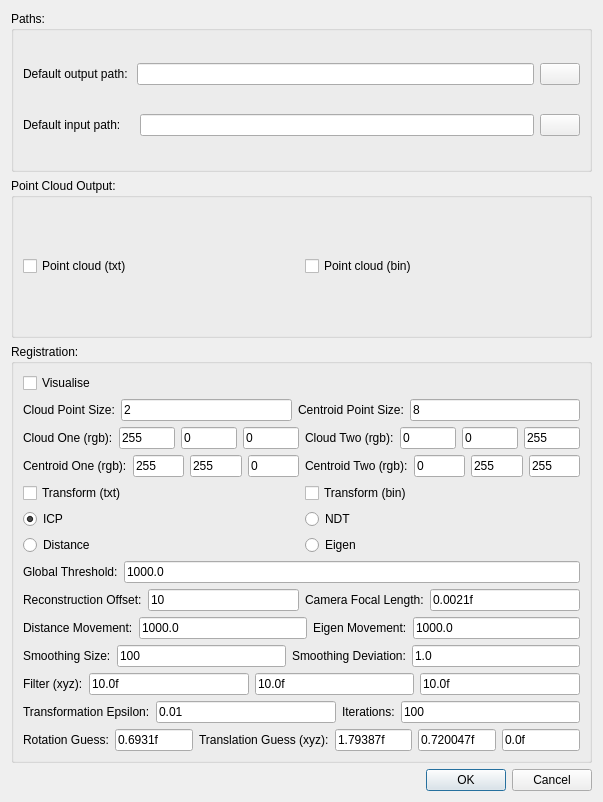
The window that src/PointCloudProcessingFrontend/Widgets/Ponnector/ponnector_settings.ui (ALEXJAZZ008008/PointCloudProcessing) describes before a commit, drawn with Qt 5.
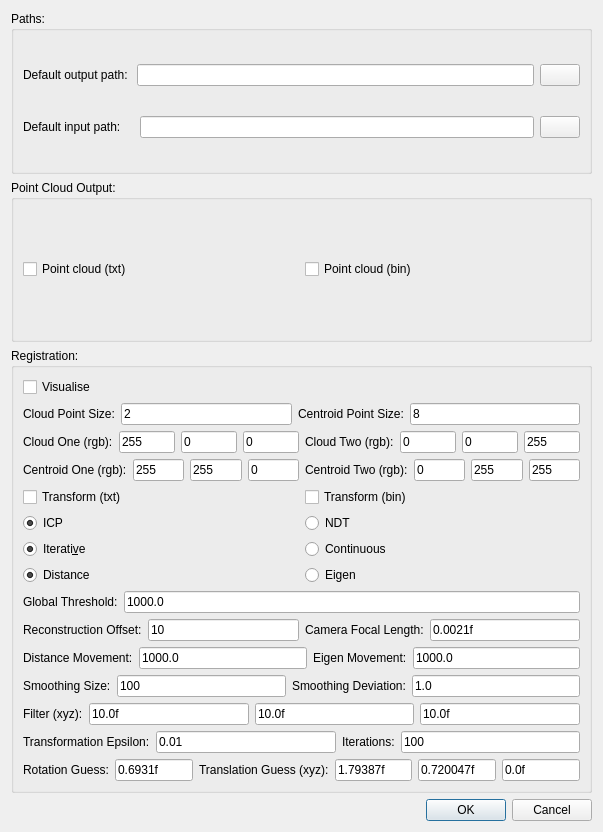
The same window after the commit. Icons and pictures are not drawn.

Commit message: added settings etc

What changed in the file:
```diff
--- a/src/PointCloudProcessingFrontend/Widgets/Ponnector/ponnector_settings.ui
+++ b/src/PointCloudProcessingFrontend/Widgets/Ponnector/ponnector_settings.ui
@@ -7,7 +7,7 @@
     <x>0</x>
     <y>0</y>
     <width>603</width>
-    <height>802</height>
+    <height>832</height>
    </rect>
   </property>
   <property name="windowTitle">
@@ -49,39 +49,7 @@
         <string>Registration:</string>
        </property>
        <layout class="QGridLayout" name="gridLayout_4">
-        <item row="9" column="0">
-         <layout class="QHBoxLayout" name="horizontalLayout_10">
-          <item>
-           <widget class="QLabel" name="label_8">
-            <property name="text">
-             <string>Distance Movement:</string>
-            </property>
-           </widget>
-          </item>
-          <item>
-           <widget class="QLineEdit" name="le_register_dm">
-            <property name="text">
-             <string>1000.0</string>
-            </property>
-           </widget>
-          </item>
-          <item>
-           <widget class="QLabel" name="label_7">
-            <property name="text">
-             <string>Eigen Movement:</string>
-            </property>
-           </widget>
-          </item>
-          <item>
-           <widget class="QLineEdit" name="le_register_em">
-            <property name="text">
-             <string>1000.0</string>
-            </property>
-           </widget>
-          </item>
-         </layout>
-        </item>
-        <item row="10" column="0">
+        <item row="11" column="0">
          <layout class="QHBoxLayout" name="horizontalLayout_11">
           <item>
            <widget class="QLabel" name="label_10">
@@ -113,78 +81,258 @@
           </item>
          </layout>
         </item>
-        <item row="7" column="0">
-         <layout class="QHBoxLayout" name="horizontalLayout_8">
+        <item row="10" column="0">
+         <layout class="QHBoxLayout" name="horizontalLayout_10">
           <item>
-           <widget class="QLabel" name="label_4">
+           <widget class="QLabel" name="label_8">
             <property name="text">
-             <string>Global Threshold:</string>
+             <string>Distance Movement:</string>
             </property>
            </widget>
           </item>
           <item>
-           <widget class="QLineEdit" name="le_register_threshold">
+           <widget class="QLineEdit" name="le_register_dm">
             <property name="text">
              <string>1000.0</string>
             </property>
            </widget>
           </item>
+          <item>
+           <widget class="QLabel" name="label_7">
+            <property name="text">
+             <string>Eigen Movement:</string>
+            </property>
+           </widget>
+          </item>
+          <item>
+           <widget class="QLineEdit" name="le_register_em">
+            <property name="text">
+             <string>1000.0</string>
+            </property>
+           </widget>
+          </item>
          </layout>
         </item>
-        <item row="6" column="0">
-         <layout class="QHBoxLayout" name="horizontalLayout_7">
+        <item row="2" column="0">
+         <layout class="QHBoxLayout" name="horizontalLayout_15">
           <item>
-           <widget class="QRadioButton" name="rb_register_distance">
+           <widget class="QLabel" name="label_18">
             <property name="text">
-             <string>Distance</string>
+             <string>Cloud One (rgb):</string>
             </property>
-            <property name="checked">
+           </widget>
+          </item>
+          <item>
+           <widget class="QLineEdit" name="le_register_cloud1r">
+            <property name="text">
+             <string>255</string>
+            </property>
+           </widget>
+          </item>
+          <item>
+           <widget class="QLineEdit" name="le_register_cloud1g">
+            <property name="text">
+             <string>0</string>
+            </property>
+           </widget>
+          </item>
+          <item>
+           <widget class="QLineEdit" name="le_register_cloud1b">
+            <property name="text">
+             <string>0</string>
+            </property>
+           </widget>
+          </item>
+          <item>
+           <widget class="QLabel" name="label_17">
+            <property name="text">
+             <string>Cloud Two (rgb):</string>
+            </property>
+           </widget>
+          </item>
+          <item>
+           <widget class="QLineEdit" name="le_register_cloud2r">
+            <property name="text">
+             <string>0</string>
+            </property>
+           </widget>
+          </item>
+          <item>
+           <widget class="QLineEdit" name="le_register_cloud2g">
+            <property name="text">
+             <string>0</string>
+            </property>
+           </widget>
+          </item>
+          <item>
+           <widget class="QLineEdit" name="le_register_cloud2b">
+            <property name="text">
+             <string>255</string>
+            </property>
+           </widget>
+          </item>
+         </layout>
+        </item>
+        <item row="4" column="0">
+         <layout class="QHBoxLayout" name="horizontalLayout_3">
+          <item>
+           <widget class="QCheckBox" name="_chk_register_tr_txt">
+            <property name="text">
+             <string>Transform (txt)</string>
+            </property>
+           </widget>
+          </item>
+          <item>
+           <widget class="QCheckBox" name="_chk_register_tr_bin">
+            <property name="enabled">
              <bool>true</bool>
             </property>
+            <property name="text">
+             <string>Transform (bin)</string>
+            </property>
            </widget>
           </item>
+         </layout>
+        </item>
+        <item row="3" column="0">
+         <layout class="QHBoxLayout" name="horizontalLayout_16">
           <item>
-           <widget class="QRadioButton" name="rb_register_eigen">
+           <widget class="QLabel" name="label_20">
             <property name="text">
-             <string>Eigen</string>
+             <string>Centroid One (rgb):</string>
+            </property>
+           </widget>
+          </item>
+          <item>
+           <widget class="QLineEdit" name="le_register_cent1r">
+            <property name="text">
+             <string>255</string>
+            </property>
+           </widget>
+          </item>
+          <item>
+           <widget class="QLineEdit" name="le_register_cent1g">
+            <property name="text">
+             <string>255</string>
+            </property>
+           </widget>
+          </item>
+          <item>
+           <widget class="QLineEdit" name="le_register_cent1b">
+            <property name="text">
+             <string>0</string>
+            </property>
+           </widget>
+          </item>
+          <item>
+           <widget class="QLabel" name="label_19">
+            <property name="text">
+             <string>Centroid Two (rgb):</string>
+            </property>
+           </widget>
+          </item>
+          <item>
+           <widget class="QLineEdit" name="le_register_cent2r">
+            <property name="text">
+             <string>0</string>
+            </property>
+           </widget>
+          </item>
+          <item>
+           <widget class="QLineEdit" name="le_register_cent2g">
+            <property name="text">
+             <string>255</string>
+            </property>
+           </widget>
+          </item>
+          <item>
+           <widget class="QLineEdit" name="le_register_cent2b">
+            <property name="text">
+             <string>255</string>
             </property>
            </widget>
           </item>
          </layout>
         </item>
         <item row="14" column="0">
-         <layout class="QHBoxLayout" name="horizontalLayout_12">
+         <layout class="QHBoxLayout" name="horizontalLayout_4">
           <item>
-           <widget class="QLabel" name="label_12">
+           <widget class="QLabel" name="label_3">
             <property name="text">
-             <string>Transformation Epsilon:</string>
+             <string>Filter (xyz):</string>
             </property>
            </widget>
           </item>
           <item>
-           <widget class="QLineEdit" name="le_register_te">
+           <widget class="QLineEdit" name="le_register_filter_x">
             <property name="text">
-             <string>0.01</string>
+             <string>10.0f</string>
             </property>
            </widget>
           </item>
           <item>
-           <widget class="QLabel" name="label_11">
+           <widget class="QLineEdit" name="le_register_filter_y">
             <property name="text">
-             <string>Iterations:</string>
+             <string>10.0f</string>
             </property>
            </widget>
           </item>
           <item>
-           <widget class="QLineEdit" name="le_register_iterations">
+           <widget class="QLineEdit" name="le_register_filter_z">
             <property name="text">
-             <string>100</string>
+             <string>10.0f</string>
             </property>
            </widget>
           </item>
          </layout>
         </item>
-        <item row="8" column="0">
+        <item row="16" column="0">
+         <layout class="QHBoxLayout" name="horizontalLayout_13">
+          <item>
+           <widget class="QLabel" name="label_14">
+            <property name="text">
+             <string>Rotation Guess:</string>
+            </property>
+           </widget>
+          </item>
+          <item>
+           <widget class="QLineEdit" name="le_register_rg">
+            <property name="text">
+             <string>0.6931f</string>
+            </property>
+           </widget>
+          </item>
+          <item>
+           <widget class="QLabel" name="label_13">
+            <property name="text">
+             <string>Translation Guess (xyz):</string>
+            </property>
+           </widget>
+          </item>
+          <item>
+           <widget class="QLineEdit" name="le_register_tgx">
+            <property name="text">
+             <string>1.79387f</string>
+            </property>
+           </widget>
+          </item>
+          <item>
+           <widget class="QLineEdit" name="le_register_tgy">
+            <property name="text">
+             <string>0.720047f</string>
+            </property>
+           </widget>
+          </item>
+          <item>
+           <widget class="QLineEdit" name="le_register_tgz">
+            <property name="text">
+             <string>0.0f</string>
+            </property>
+           </widget>
+          </item>
+         </layout>
+        </item>
+        <item row="9" column="0">
          <layout class="QHBoxLayout" name="horizontalLayout_9">
           <item>
            <widget class="QLabel" name="label_6">
@@ -216,45 +364,6 @@
           </item>
          </layout>
         </item>
-        <item row="0" column="0">
-         <widget class="QCheckBox" name="_chk_register_vis">
-          <property name="text">
-           <string>Visualise</string>
-          </property>
-         </widget>
-        </item>
-        <item row="13" column="0">
-         <layout class="QHBoxLayout" name="horizontalLayout_4">
-          <item>
-           <widget class="QLabel" name="label_3">
-            <property name="text">
-             <string>Filter (xyz):</string>
-            </property>
-           </widget>
-          </item>
-          <item>
-           <widget class="QLineEdit" name="le_register_filter_x">
-            <property name="text">
-             <string>10.0f</string>
-            </property>
-           </widget>
-          </item>
-          <item>
-           <widget class="QLineEdit" name="le_register_filter_y">
-            <property name="text">
-             <string>10.0f</string>
-            </property>
-           </widget>
-          </item>
-          <item>
-           <widget class="QLineEdit" name="le_register_filter_z">
-            <property name="text">
-             <string>10.0f</string>
-            </property>
-           </widget>
-          </item>
-         </layout>
-        </item>
         <item row="5" column="0">
          <layout class="QGridLayout" name="gridLayout_3">
           <item row="0" column="0">
@@ -266,7 +375,7 @@
              <bool>true</bool>
             </property>
             <property name="autoExclusive">
-             <bool>true</bool>
+             <bool>false</bool>
             </property>
            </widget>
           </item>
@@ -275,31 +384,97 @@
             <property name="text">
              <string>NDT</string>
             </property>
+            <property name="autoExclusive">
+             <bool>false</bool>
+            </property>
            </widget>
           </item>
          </layout>
         </item>
-        <item row="4" column="0">
-         <layout class="QHBoxLayout" name="horizontalLayout_3">
+        <item row="15" column="0">
+         <layout class="QHBoxLayout" name="horizontalLayout_12">
           <item>
-           <widget class="QCheckBox" name="_chk_register_tr_txt">
+           <widget class="QLabel" name="label_12">
             <property name="text">
-             <string>Transform (txt)</string>
+             <string>Transformation Epsilon:</string>
             </property>
            </widget>
           </item>
           <item>
-           <widget class="QCheckBox" name="_chk_register_tr_bin">
-            <property name="enabled">
+           <widget class="QLineEdit" name="le_register_te">
+            <property name="text">
+             <string>0.01</string>
+            </property>
+           </widget>
+          </item>
+          <item>
+           <widget class="QLabel" name="label_11">
+            <property name="text">
+             <string>Iterations:</string>
+            </property>
+           </widget>
+          </item>
+          <item>
+           <widget class="QLineEdit" name="le_register_iterations">
+            <property name="text">
+             <string>100</string>
+            </property>
+           </widget>
+          </item>
+         </layout>
+        </item>
+        <item row="8" column="0">
+         <layout class="QHBoxLayout" name="horizontalLayout_8">
+          <item>
+           <widget class="QLabel" name="label_4">
+            <property name="text">
+             <string>Global Threshold:</string>
+            </property>
+           </widget>
+          </item>
+          <item>
+           <widget class="QLineEdit" name="le_register_threshold">
+            <property name="text">
+             <string>1000.0</string>
+            </property>
+           </widget>
+          </item>
+         </layout>
+        </item>
+        <item row="7" column="0">
+         <layout class="QHBoxLayout" name="horizontalLayout_7">
+          <item>
+           <widget class="QRadioButton" name="rb_register_distance">
+            <property name="text">
+             <string>Distance</string>
+            </property>
+            <property name="checked">
              <bool>true</bool>
             </property>
+            <property name="autoExclusive">
+             <bool>false</bool>
+            </property>
+           </widget>
+          </item>
+          <item>
+           <widget class="QRadioButton" name="rb_register_eigen">
             <property name="text">
-             <string>Transform (bin)</string>
+             <string>Eigen</string>
+            </property>
+            <property name="autoExclusive">
+             <bool>false</bool>
             </property>
            </widget>
           </item>
          </layout>
         </item>
+        <item row="0" column="0">
+         <widget class="QCheckBox" name="_chk_register_vis">
+          <property name="text">
+           <string>Visualise</string>
+          </property>
+         </widget>
+        </item>
         <item row="1" column="0">
          <layout class="QHBoxLayout" name="horizontalLayout_14">
           <item>
@@ -332,167 +507,28 @@
           </item>
          </layout>
         </item>
-        <item row="2" column="0">
-         <layout class="QHBoxLayout" name="horizontalLayout_15">
+        <item row="6" column="0">
+         <layout class="QHBoxLayout" name="horizontalLayout_18">
           <item>
-           <widget class="QLabel" name="label_18">
+           <widget class="QRadioButton" name="rb_register_iterative">
             <property name="text">
-             <string>Cloud One (rgb):</string>
+             <string>Iterati&amp;ve</string>
             </property>
-           </widget>
-          </item>
-          <item>
-           <widget class="QLineEdit" name="le_register_cloud1r">
-            <property name="text">
-             <string>255</string>
+            <property name="checked">
+             <bool>true</bool>
             </property>
-           </widget>
-          </item>
-          <item>
-           <widget class="QLineEdit" name="le_register_cloud1g">
-            <property name="text">
-             <string>0</string>
+            <property name="autoExclusive">
+             <bool>false</bool>
             </property>
            </widget>
           </item>
           <item>
-           <widget class="QLineEdit" name="le_register_cloud1b">
+           <widget class="QRadioButton" name="rb_register_continuous">
             <property name="text">
-             <string>0</string>
+             <string>Continuous</string>
             </property>
-           </widget>
-          </item>
-          <item>
-           <widget class="QLabel" name="label_17">
-            <property name="text">
-             <string>Cloud Two (rgb):</string>
-            </property>
-           </widget>
-          </item>
-          <item>
-           <widget class="QLineEdit" name="le_register_cloud2r">
-            <property name="text">
-             <string>0</string>
-            </property>
-           </widget>
-          </item>
-          <item>
-           <widget class="QLineEdit" name="le_register_cloud2g">
-            <property name="text">
-             <string>0</string>
-            </property>
-           </widget>
-          </item>
-          <item>
-           <widget class="QLineEdit" name="le_register_cloud2b">
-            <property name="text">
-             <string>255</string>
-            </property>
-           </widget>
-          </item>
-         </layout>
-        </item>
-        <item row="15" column="0">
-         <layout class="QHBoxLayout" name="horizontalLayout_13">
-          <item>
-           <widget class="QLabel" name="label_14">
-            <property name="text">
-             <string>Rotation Guess:</string>
-            </property>
-           </widget>
-          </item>
-          <item>
-           <widget class="QLineEdit" name="le_register_rg">
-            <property name="text">
-             <string>0.6931f</string>
-            </property>
-           </widget>
-          </item>
-          <item>
-           <widget class="QLabel" name="label_13">
-            <property name="text">
-             <string>Translation Guess (xyz):</string>
-            </property>
-           </widget>
-          </item>
-          <item>
-           <widget class="QLineEdit" name="le_register_tgx">
-            <property name="text">
-             <string>1.79387f</string>
-            </property>
-           </widget>
-          </item>
-          <item>
-           <widget class="QLineEdit" name="le_register_tgy">
-            <property name="text">
-             <string>0.720047f</string>
-            </property>
-           </widget>
-          </item>
-          <item>
-           <widget class="QLineEdit" name="le_register_tgz">
-            <property name="text">
-             <string>0.0f</string>
-            </property>
-           </widget>
-          </item>
-         </layout>
-        </item>
-        <item row="3" column="0">
-         <layout class="QHBoxLayout" name="horizontalLayout_16">
-          <item>
-           <widget class="QLabel" name="label_20">
-            <property name="text">
-             <string>Centroid One (rgb):</string>
-            </property>
-           </widget>
-          </item>
-          <item>
-           <widget class="QLineEdit" name="le_register_cent1r">
-            <property name="text">
-             <string>255</string>
-            </property>
-           </widget>
-          </item>
-          <item>
-           <widget class="QLineEdit" name="le_register_cent1g">
-            <property name="text">
-             <string>255</string>
-            </property>
-           </widget>
-          </item>
-          <item>
-           <widget class="QLineEdit" name="le_register_cent1b">
-            <property name="text">
-             <string>0</string>
-            </property>
-           </widget>
-          </item>
-          <item>
-           <widget class="QLabel" name="label_19">
-            <property name="text">
-             <string>Centroid Two (rgb):</string>
-            </property>
-           </widget>
-          </item>
-          <item>
-           <widget class="QLineEdit" name="le_register_cent2r">
-            <property name="text">
-             <string>0</string>
-            </property>
-           </widget>
-          </item>
-          <item>
-           <widget class="QLineEdit" name="le_register_cent2g">
-            <property name="text">
-             <string>255</string>
-            </property>
-           </widget>
-          </item>
-          <item>
-           <widget class="QLineEdit" name="le_register_cent2b">
-            <property name="text">
-             <string>255</string>
+            <property name="autoExclusive">
+             <bool>false</bool>
             </property>
            </widget>
           </item>
```
The commit also changes 4 other files.
